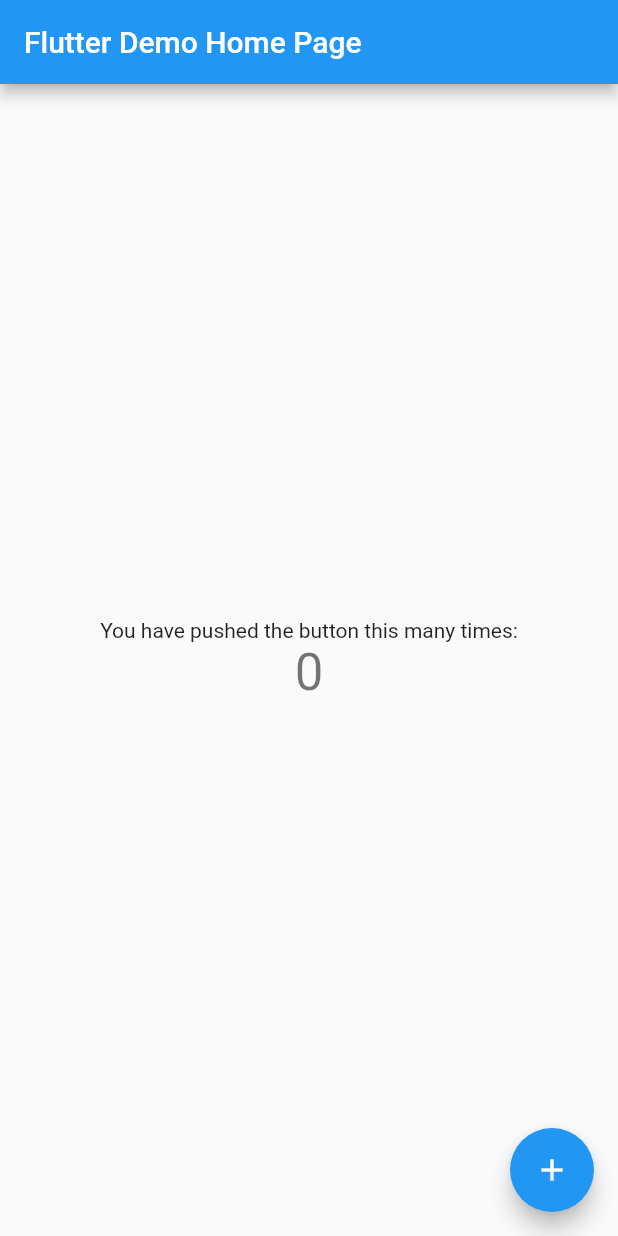
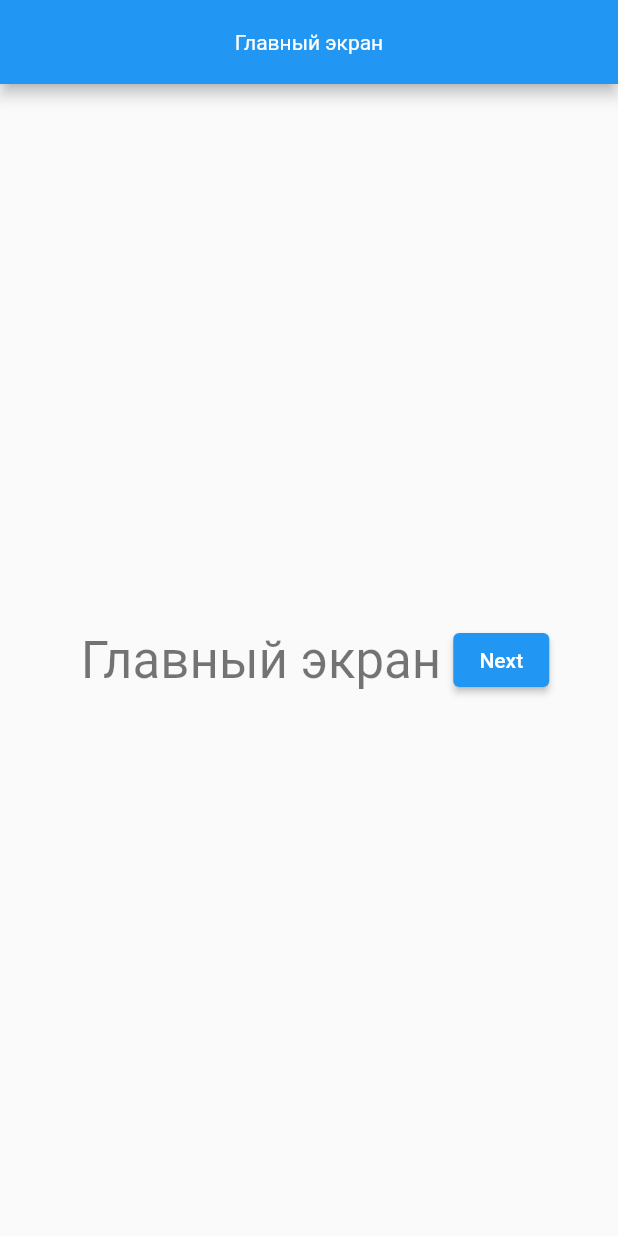
Before and after one commit to cheerfulperson/fault_tolerance, a Flutter app: the screen it shows after launch, on a phone screen of 412 x 824 dp. Run offline on Flutter 3.47's test engine with Material 2 defaults, Android fonts, the phone set to English and light mode, and no system bars.

Commit message:
feat: main structure

```diff
--- a/lib/main.dart
+++ b/lib/main.dart
@@ -1,4 +1,9 @@
 import 'package:flutter/material.dart';
+import 'package:provider/provider.dart';
+
+import 'pages/home.dart';
+import 'routes.dart';
+import 'first_app/first_app.dart';
 
 void main() {
   runApp(const MyApp());
@@ -7,7 +12,6 @@
 class MyApp extends StatelessWidget {
   const MyApp({super.key});
 
-  // This widget is the root of your application.
   @override
   Widget build(BuildContext context) {
     return MaterialApp(
@@ -15,92 +19,13 @@
       theme: ThemeData(
         primarySwatch: Colors.blue,
       ),
-      home: const MyHomePage(title: 'Flutter Demo Home Page'),
+      home: const HomePage(title: 'Главный экран'),
+      routes: {
+        homeRoute: (context) =>
+            const HomePage(title: 'Главный экран'),
+        firstAppRoute: (context) =>
+            const FirstApp(title: 'Главный экран'),
+      },
     );
   }
 }
-
-class MyHomePage extends StatefulWidget {
-  const MyHomePage({super.key, required this.title});
-
-  // This widget is the home page of your application. It is stateful, meaning
-  // that it has a State object (defined below) that contains fields that affect
-  // how it looks.
-
-  // This class is the configuration for the state. It holds the values (in this
-  // case the title) provided by the parent (in this case the App widget) and
-  // used by the build method of the State. Fields in a Widget subclass are
-  // always marked "final".
-
-  final String title;
-
-  @override
-  State<MyHomePage> createState() => _MyHomePageState();
-}
-
-class _MyHomePageState extends State<MyHomePage> {
-  int _counter = 0;
-
-  void _incrementCounter() {
-    setState(() {
-      // This call to setState tells the Flutter framework that something has
-      // changed in this State, which causes it to rerun the build method below
-      // so that the display can reflect the updated values. If we changed
-      // _counter without calling setState(), then the build method would not be
-      // called again, and so nothing would appear to happen.
-      _counter++;
-    });
-  }
-
-  @override
-  Widget build(BuildContext context) {
-    // This method is rerun every time setState is called, for instance as done
-    // by the _incrementCounter method above.
-    //
-    // The Flutter framework has been optimized to make rerunning build methods
-    // fast, so that you can just rebuild anything that needs updating rather
-    // than having to individually change instances of widgets.
-    return Scaffold(
-      appBar: AppBar(
-        // Here we take the value from the MyHomePage object that was created by
-        // the App.build method, and use it to set our appbar title.
-        title: Text(widget.title),
-      ),
-      body: Center(
-        // Center is a layout widget. It takes a single child and positions it
-        // in the middle of the parent.
-        child: Column(
-          // Column is also a layout widget. It takes a list of children and
-          // arranges them vertically. By default, it sizes itself to fit its
-          // children horizontally, and tries to be as tall as its parent.
-          //
-          // Invoke "debug painting" (press "p" in the console, choose the
-          // "Toggle Debug Paint" action from the Flutter Inspector in Android
-          // Studio, or the "Toggle Debug Paint" command in Visual Studio Code)
-          // to see the wireframe for each widget.
-          //
-          // Column has various properties to control how it sizes itself and
-          // how it positions its children. Here we use mainAxisAlignment to
-          // center the children vertically; the main axis here is the vertical
-          // axis because Columns are vertical (the cross axis would be
-          // horizontal).
-          mainAxisAlignment: MainAxisAlignment.center,
-          children: <Widget>[
-            const Text(
-              'You have pushed the button this many times:',
-            ),
-            Text(
-              '$_counter',
-              style: Theme.of(context).textTheme.headlineMedium,
-            ),
-          ],
-        ),
-      ),
-      floatingActionButton: FloatingActionButton(
-        onPressed: _incrementCounter,
-        tooltip: 'Increment',
-        child: const Icon(Icons.add),
-      ), // This trailing comma makes auto-formatting nicer for build methods.
-    );
-  }
-}
--- /dev/null
+++ b/lib/pages/home.dart
@@ -0,0 +1,49 @@
+import 'package:borovic/routes.dart';
+import 'package:flutter/material.dart';
+
+class HomePage extends StatefulWidget {
+  const HomePage({super.key, required this.title});
+  final String title;
+
+  @override
+  State<HomePage> createState() => _HomePageState();
+}
+
+class _HomePageState extends State<HomePage> {
+  @override
+  Widget build(BuildContext context) {
+    final ButtonStyle style =
+        ElevatedButton.styleFrom(textStyle: const TextStyle(fontSize: 20));
+    return Scaffold(
+      appBar: AppBar(
+        // Here we take the value from the MyHomePage object that was created by
+        // the App.build method, and use it to set our appbar title.
+        titleTextStyle: TextStyle(),
+        centerTitle: true,
+        title: Text(widget.title),
+      ),
+      body: Center(
+        // Center is a layout widget. It takes a single child and positions it
+        // in the middle of the parent.
+        child: Row(
+          mainAxisAlignment: MainAxisAlignment.center,
+          children: <Widget>[
+            Padding(
+              padding: const EdgeInsets.all(8.0),
+              child: Text(
+                '${widget.title}',
+                style: Theme.of(context).textTheme.headlineMedium,
+              ),
+            ),
+            ElevatedButton(
+              onPressed: () {
+                Navigator.pushNamed(context, firstAppRoute);
+              },
+              child: Text('Next'),
+            ),
+          ],
+        ),
+      ),
+    );
+  }
+}
--- /dev/null
+++ b/lib/routes.dart
@@ -0,0 +1,2 @@
+const String homeRoute = '/home';
+const String firstAppRoute = '/firstAppRoute';
--- a/pubspec.yaml
+++ b/pubspec.yaml
@@ -35,6 +35,7 @@
   # The following adds the Cupertino Icons font to your application.
   # Use with the CupertinoIcons class for iOS style icons.
   cupertino_icons: ^1.0.2
+  provider: ^6.0.5
 
 dev_dependencies:
   flutter_test:
```
Also changed, not shown: lib/app_state.dart (added, +10 -0 lines), lib/components/big_card.dart (added, +21 -0 lines), lib/first_app/first_app.dart (added, +42 -0 lines), pubspec.lock.
